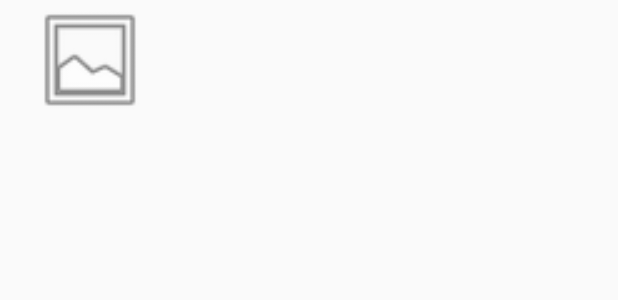
After one commit to centerseed/TripPlanner, an Android app: the layout card_thumb.xml on its own in the app's theme, with its tools: preview values and no code run, on a phone screen of 412 x 824 dp. The commit adds this screen. Shown: the top 300 px of the screen. Run offline under Robolectric (Android 15) with nearby library versions, the phone set to English and light mode, and no system bars.

Commit message:
使用jsoup來撈google圖片搜尋的結果，在建立trip時給使用者參考

```diff
--- a/app/build.gradle
+++ b/app/build.gradle
@@ -20,7 +20,7 @@ android {
 }
 
 dependencies {
-    compile fileTree(dir: 'libs', include: ['*.jar'])
+    compile fileTree(include: ['*.jar'], dir: 'libs')
     testCompile 'junit:junit:4.12'
     compile 'com.android.support:appcompat-v7:23.2.1'
     compile 'com.android.support:design:23.2.1'
@@ -28,4 +28,5 @@ dependencies {
         transitive = true
     }
     compile 'org.jsoup:jsoup:1.8.3'
+    compile 'com.squareup.picasso:picasso:2.5.2'
 }
--- a/app/src/main/java/com/barry/tripplanner/provider/TripProvider.java
+++ b/app/src/main/java/com/barry/tripplanner/provider/TripProvider.java
@@ -13,6 +13,9 @@ public class TripProvider extends BaseContentProvider {
     public final static String TABLE_ATTRACTION = "_attraction";
 
     public final static String FIELD_TRIP_NAME = "_trip_name";
+    public final static String FIELD_TRIP_PHOTO = "_trip_photo";
+    public final static String FIELD_TRIP_START_DAY = "_trip_start_day";
+    public final static String FIELD_TRIP_END_DAY = "_trip_end_day";
     public final static String FIELD_TRIP_DAY_IDS = "_trip_day_ids";
     public final static String FIELD_TRIP_DAY_SORTS = "_trip_day_sorts";
 
--- /dev/null
+++ b/app/src/main/res/layout/card_thumb.xml
@@ -0,0 +1,21 @@
+<?xml version="1.0" encoding="utf-8"?>
+<FrameLayout xmlns:android="http://schemas.android.com/apk/res/android"
+    android:orientation="vertical" android:layout_width="wrap_content"
+    android:layout_height="wrap_content">
+
+    <ImageView
+        android:layout_width="120dp"
+        android:layout_height="80dp"
+        android:id="@+id/thumb"
+        android:layout_gravity="center_horizontal"
+        android:scaleType="fitCenter"
+        android:src="@android:drawable/ic_menu_gallery" />
+
+    <ImageView
+        android:layout_width="wrap_content"
+        android:layout_height="wrap_content"
+        android:id="@+id/checked"
+        android:layout_gravity="center"
+        android:src="@mipmap/ic_check_circle_white_24dp"
+        android:visibility="gone" />
+</FrameLayout>
--- a/app/src/main/res/values/strings.xml
+++ b/app/src/main/res/values/strings.xml
@@ -16,7 +16,7 @@
     <string name="title_attraction">景點</string>
     <string name="title_memo">備忘</string>
     <string name="title_target">目的地</string>
-    <string name="title_choose_photo">選擇一張圖片，讓行程更加繽紛?</string>
+    <string name="title_choose_photo">選擇一張圖片，讓行程更加繽紛</string>
     <string name="title_go_time">出發時間</string>
     <string name="title_back_time">回程時間</string>
 </resources>
```
Also changed, not shown: app/src/main/java/com/barry/tripplanner/trip/CreateTripActivity.java (+63 -7 lines), app/src/main/java/com/barry/tripplanner/trip/ThumbAdapter.java (+50 -6 lines), app/src/main/res/layout/activity_create_trip.xml (+29 -10 lines), app/src/main/res/mipmap-hdpi/ic_check_circle_white_24dp.png (added), app/src/main/res/mipmap-mdpi/ic_check_circle_white_24dp.png (added), app/src/main/res/mipmap-xhdpi/ic_check_circle_white_24dp.png (added), app/src/main/res/mipmap-xxhdpi/ic_check_circle_white_24dp.png (added), app/src/main/res/mipmap-xxxhdpi/ic_check_circle_white_24dp.png (added).
